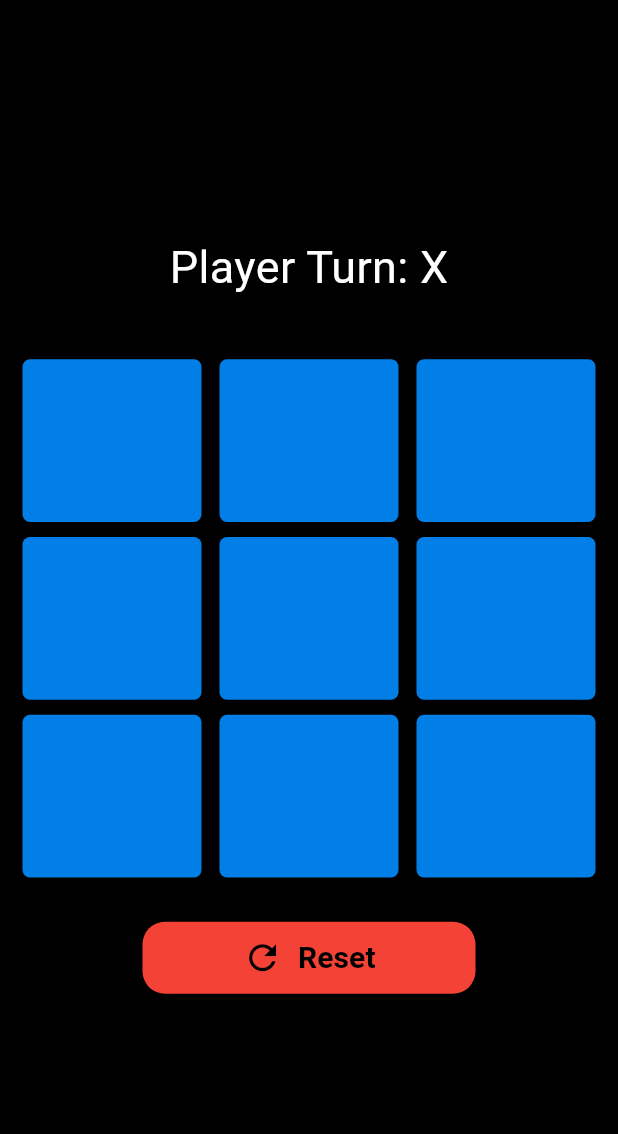
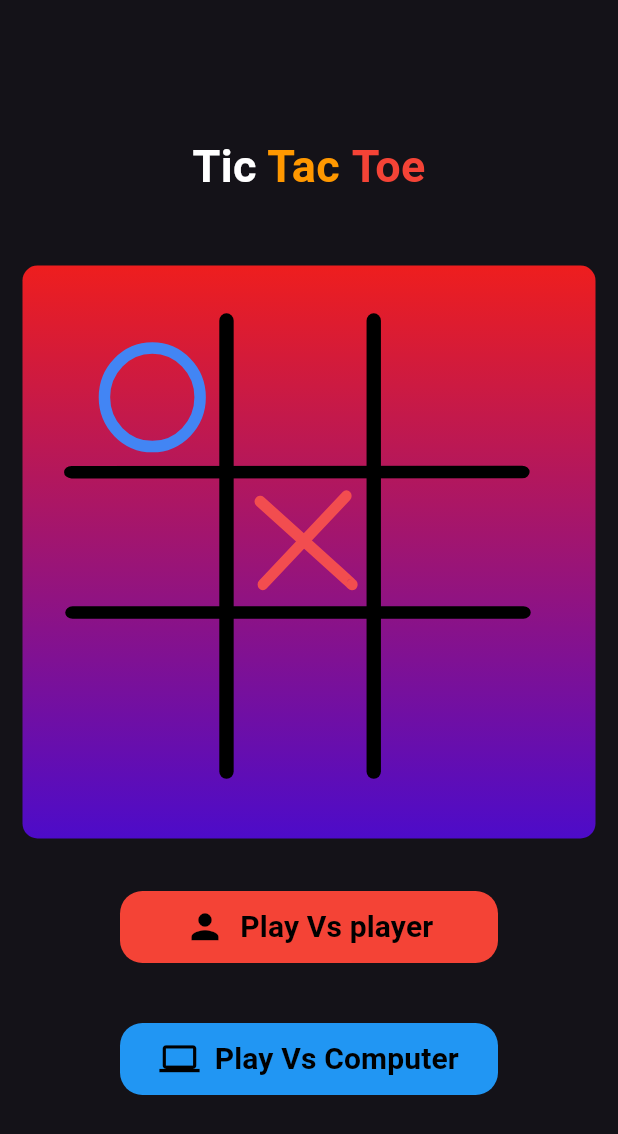
Before and after one commit to Youssef-Ma7moud-Eid/Tic-Tac-Toe_game, a Flutter app: the screen it shows after launch, on a phone screen of 412 x 824 dp. Shown: the top 1134 px of the screen. Run offline on Flutter 3.47's test engine with Material 3 defaults, Android fonts, the phone set to English and light mode, and no system bars; our stand-ins replace flutter_bloc, lottie.

Commit message:
add two  choose play with player and computer and add dynmaic image

```diff
--- a/lib/main.dart
+++ b/lib/main.dart
@@ -1,7 +1,8 @@
 import 'package:flutter/material.dart';
 import 'package:flutter_bloc/flutter_bloc.dart';
 import 'package:xo_project/cubits/play_cubit/play_cubit.dart';
-import 'package:xo_project/views/game_play_view.dart';
+
+import 'package:xo_project/views/home_view_.dart';
 
 void main() {
   runApp(const MyApp());
@@ -14,9 +15,10 @@ class MyApp extends StatelessWidget {
   Widget build(BuildContext context) {
     return BlocProvider(
       create: (context) => PlayCubit(),
-      child: const MaterialApp(
+      child: MaterialApp(
+        theme: ThemeData.dark(),
         debugShowCheckedModeBanner: false,
-        home: GamePlayView(),
+        home: const HomeView(),
       ),
     );
   }
--- a/lib/views/game_play_view.dart
+++ b/lib/views/game_play_view.dart
@@ -17,7 +17,6 @@ class _GamePlayViewState extends State<GamePlayView> {
   @override
   Widget build(BuildContext context) {
     return Scaffold(
-      backgroundColor: Colors.black,
       body: BlocConsumer<PlayCubit, Allstate>(
         listener: (context, state) async {
           if (state is Winner || state is Draw) {
@@ -65,7 +64,14 @@ class _GamePlayViewState extends State<GamePlayView> {
                   ),
                 ),
                 const SizedBox(height: 20),
-                const ButtomWidget(),
+                ButtomWidget(
+                  color: Colors.red,
+                  text: 'Reset',
+                  icon: Icons.refresh,
+                  onPressed: () {
+                    BlocProvider.of<PlayCubit>(context).restart();
+                  },
+                ),
               ],
             ),
           ));
--- /dev/null
+++ b/lib/views/home_view_.dart
@@ -0,0 +1,89 @@
+import 'package:flutter/material.dart';
+import 'package:lottie/lottie.dart';
+import 'package:xo_project/views/game_play_view.dart';
+import 'package:xo_project/widgets/buttom_widget.dart';
+
+class HomeView extends StatelessWidget {
+  const HomeView({super.key});
+
+  @override
+  Widget build(BuildContext context) {
+    return Scaffold(
+      body: Column(
+        mainAxisAlignment: MainAxisAlignment.center,
+        children: [
+          const Row(
+            mainAxisAlignment: MainAxisAlignment.center,
+            children: [
+              Text(
+                'Tic',
+                style: TextStyle(
+                    color: Colors.white,
+                    fontSize: 30,
+                    fontWeight: FontWeight.bold),
+              ),
+              Text(
+                ' Tac ',
+                style: TextStyle(
+                    color: Colors.orange,
+                    fontSize: 30,
+                    fontWeight: FontWeight.bold),
+              ),
+              Text(
+                'Toe',
+                style: TextStyle(
+                    color: Colors.red,
+                    fontSize: 30,
+                    fontWeight: FontWeight.bold),
+              ),
+            ],
+          ),
+          const SizedBox(
+            height: 30,
+          ),
+          Container(
+            margin: const EdgeInsets.all(15),
+            decoration: BoxDecoration(
+              borderRadius: BorderRadius.circular(10),
+              gradient: const LinearGradient(
+                begin: Alignment.topCenter,
+                end: Alignment.bottomCenter,
+                colors: [
+                  Color.fromARGB(255, 238, 30, 30),
+                  Color.fromARGB(255, 77, 11, 201),
+                ],
+              ),
+            ),
+            child: Lottie.asset("assets/Animation - 1723890629139.json"),
+          ),
+          const SizedBox(
+            height: 15,
+          ),
+          ButtomWidget(
+            text: 'Play Vs player',
+            color: Colors.red,
+            icon: Icons.person,
+            onPressed: () {
+              Navigator.push(context, MaterialPageRoute(builder: (context) {
+                return const GamePlayView();
+              }));
+            },
+          ),
+          const SizedBox(
+            height: 30,
+          ),
+          ButtomWidget(
+            text: 'Play Vs Computer',
+            color: Colors.blue,
+            icon: Icons.computer,
+            onPressed: () {
+              Navigator.push(context, MaterialPageRoute(builder: (context) {
+                return const GamePlayView();
+              }));
+            },
+          ),
+        ],
+      ),
+    );
+  }
+}
--- a/lib/widgets/buttom_widget.dart
+++ b/lib/widgets/buttom_widget.dart
@@ -1,37 +1,41 @@
 import 'package:flutter/material.dart';
-import 'package:flutter_bloc/flutter_bloc.dart';
-import 'package:xo_project/cubits/play_cubit/play_cubit.dart';
 
 class ButtomWidget extends StatelessWidget {
-  const ButtomWidget({super.key});
-
+  const ButtomWidget(
+      {super.key,
+      required this.text,
+      required this.onPressed,
+      required this.icon,
+      required this.color});
+  final String text;
+  final void Function()? onPressed;
+  final IconData icon;
+  final Color color;
   @override
   Widget build(BuildContext context) {
     return Container(
       margin: const EdgeInsets.symmetric(horizontal: 80, vertical: 5),
       width: double.infinity,
       decoration: BoxDecoration(
-        color: Colors.red,
+        color: color,
         borderRadius: BorderRadius.circular(15),
       ),
       child: TextButton(
-        onPressed: () {
-          BlocProvider.of<PlayCubit>(context).restart();
-        },
-        child: const Row(
+        onPressed: onPressed,
+        child: Row(
           mainAxisSize: MainAxisSize.min,
           children: [
             Icon(
-              Icons.refresh,
+              icon,
               color: Colors.black,
               size: 27,
             ),
-            SizedBox(
+            const SizedBox(
               width: 10,
             ),
             Text(
-              'Reset',
-              style: TextStyle(
+              text,
+              style: const TextStyle(
                 fontSize: 20,
                 fontWeight: FontWeight.bold,
                 color: Colors.black,
--- a/lib/widgets/message_dialog.dart
+++ b/lib/widgets/message_dialog.dart
@@ -8,14 +8,21 @@ Future<void> showDialogMessage(
     context: context,
     builder: (BuildContext context) {
       return AlertDialog(
-        backgroundColor: Colors.yellow,
+        backgroundColor: Colors.white,
         title: Text(
           title,
           style: const TextStyle(
+            color: Colors.red,
             fontSize: 20,
           ),
         ),
-        content: Text(message),
+        content: Text(
+          message,
+          style: const TextStyle(
+            color: Colors.black,
+            fontSize: 20,
+          ),
+        ),
         actions: [
           TextButton(
             onPressed: () {
@@ -23,9 +30,7 @@ Future<void> showDialogMessage(
             },
             child: const Text(
               'Play Again',
-              style: TextStyle(
-                fontSize: 20,
-              ),
+              style: TextStyle(fontSize: 20, color: Colors.blue),
             ),
           ),
         ],
```
Also changed, not shown: assets/Animation - 1723890629139.json (added, +1 -0 lines), pubspec.yaml (+5 -4 lines), pubspec.lock.
